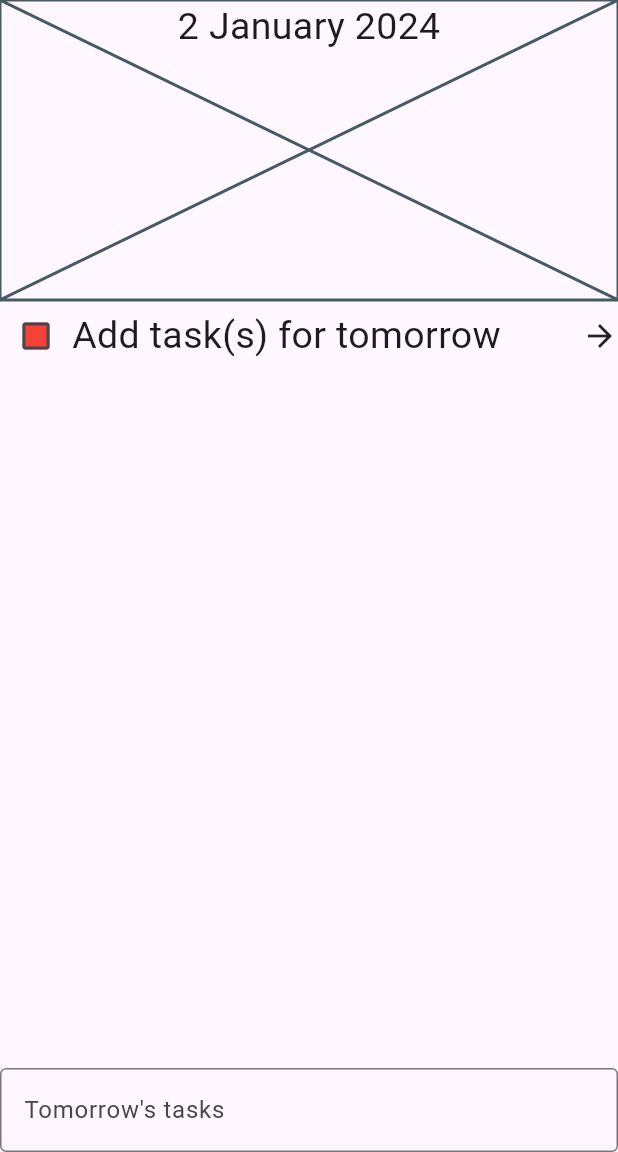
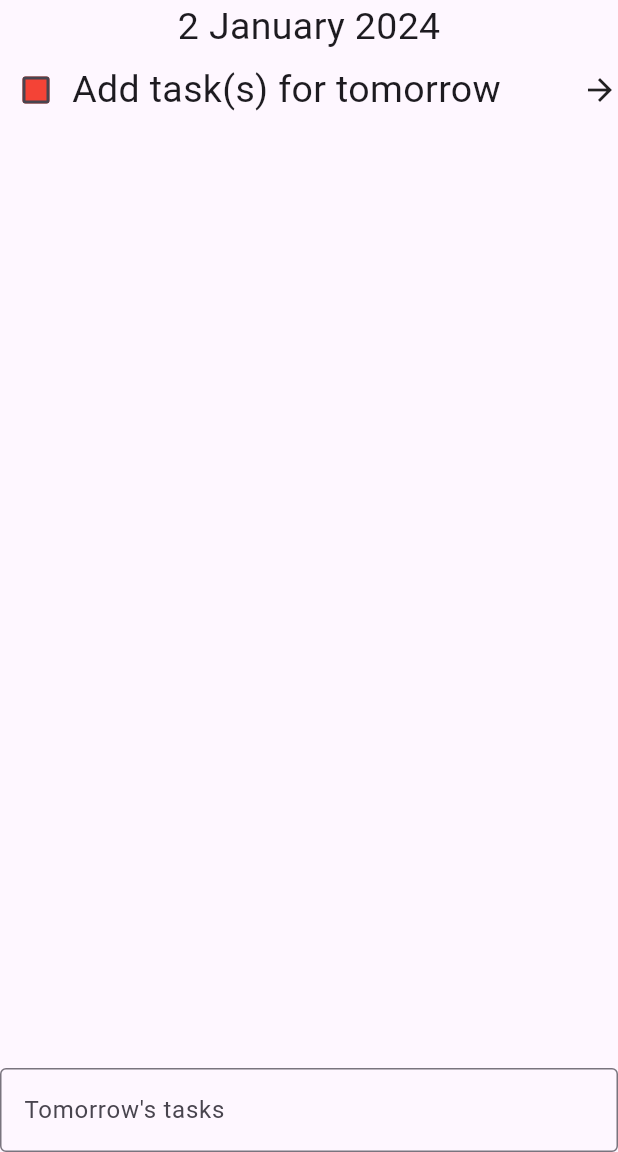
Before and after one commit to archsolar/tomorrow_todo, a Flutter app: the screen it shows after launch, on a phone screen of 412 x 824 dp, the part 84-1236 px from its top. Run offline on Flutter 3.47's test engine with Material 3 defaults, Android fonts, the phone set to English and light mode, and no system bars.

Commit message:
Aesthetic update

```diff
--- a/lib/main.dart
+++ b/lib/main.dart
@@ -68,10 +68,8 @@ class _MyHomePageState extends State<MyHomePage> {
                   Stack(
                     children: [
                       Center(child: Text("2 January 2024")),
-                      Placeholder(
-                        fallbackHeight: 200,
-                        fallbackWidth: 300,
-                      ),
+                      // Idea: add a plant that grows with consistent usage of the app
+                      // Image.asset('assets/images/plant.png'),
                     ],
                   ),
                   TaskEntry(),
--- a/pubspec.yaml
+++ b/pubspec.yaml
@@ -11,8 +11,8 @@ dependencies:
 dev_dependencies:
   flutter_test:
     sdk: flutter
-  flutter_lints: ^2.0.0
+  flutter_lints: ^3.0.1
 flutter:
   uses-material-design: true
-assets:
-  - assets/plant.png
+  # assets:
+    # - assets/images/plant.png
```
Also changed, not shown: assets/images/plant_seedling.png (renamed from assets/plant.png), pubspec.lock.
